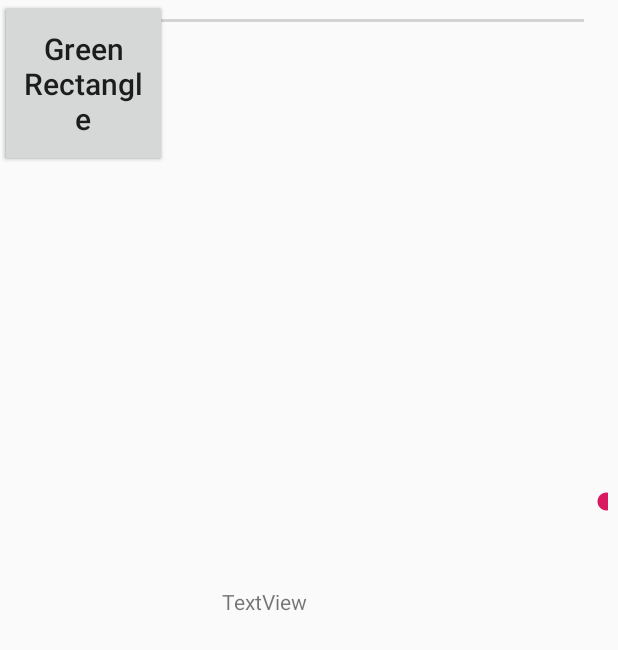
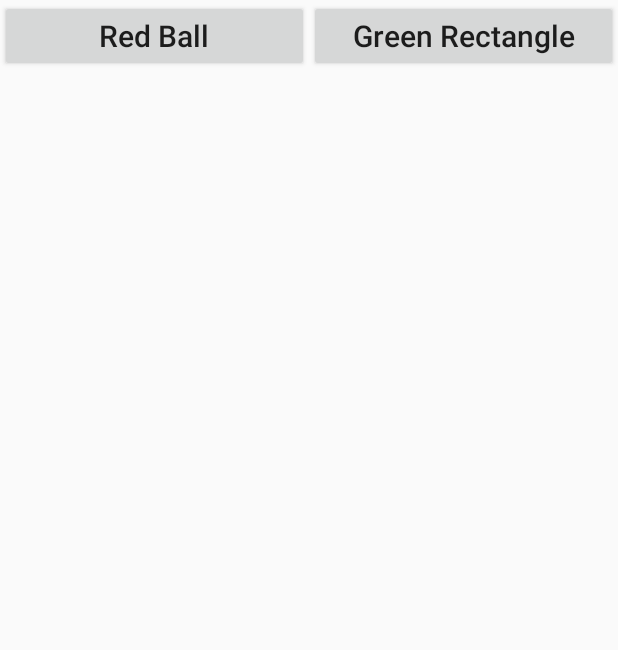
Before and after one commit to rthaiva1/Surface-View, an Android app: the layout activity_main.xml on its own in the app's theme, with its tools: preview values and no code run, on a phone screen of 412 x 824 dp. Shown: the top 650 px of the screen. Run offline under Robolectric (Android 15) with nearby library versions, the phone set to English and light mode, and no system bars.

Commit message:
Tried to implement dynamic grid

```diff
--- a/app/src/main/java/edu/binghamton/cs/surface/MainActivity.java
+++ b/app/src/main/java/edu/binghamton/cs/surface/MainActivity.java
@@ -1,10 +1,11 @@
 package edu.binghamton.cs.surface;
+
 import android.graphics.Color;
 import android.graphics.Paint;
+import android.graphics.PixelFormat;
+import android.support.v7.app.AppCompatActivity;
 import android.os.Bundle;
-import android.support.v4.widget.DrawerLayout;
-import android.support.v7.app.ActionBarDrawerToggle;
-import android.support.v7.app.AppCompatActivity;
+import android.text.Layout;
 import android.view.MotionEvent;
 import android.view.SurfaceView;
 import android.view.View;
@@ -22,9 +23,6 @@ public class MainActivity extends AppCompatActivity implements View.OnTouchListe
 
     private LinearLayout canvasLayout = null;
 
-    private DrawerLayout dl;
-    private ActionBarDrawerToggle t;
-
     MySurface customSurfaceView = null;
 
     @Override
@@ -32,9 +30,6 @@ public class MainActivity extends AppCompatActivity implements View.OnTouchListe
         super.onCreate(savedInstanceState);
         setContentView(R.layout.activity_main);
 
-
-        dl = (DrawerLayout)findViewById(R.id.draw);
-        t = new ActionBarDrawerToggle(this, dl,, );
         setTitle("SurfaceView");
 
         initControls();
--- a/app/src/main/java/edu/binghamton/cs/surface/MySurface.java
+++ b/app/src/main/java/edu/binghamton/cs/surface/MySurface.java
@@ -1,19 +1,25 @@
 package edu.binghamton.cs.surface;
 
 import android.content.Context;
+import android.graphics.Bitmap;
 import android.graphics.Canvas;
 import android.graphics.Color;
 import android.graphics.Paint;
 import android.graphics.Paint.Style;
 import android.graphics.PixelFormat;
+import android.graphics.Point;
 import android.view.SurfaceView;
 import android.view.SurfaceHolder;
+
+import java.util.ArrayList;
 
 public class MySurface extends SurfaceView implements SurfaceHolder.Callback {
     private SurfaceHolder surfaceHolder = null;
     private Paint paint = null;
     private float circleX = 0;
     private float circleY = 0;
+    private Bitmap mBitmap;
+    private ArrayList<Point> points;
 
     public MySurface(Context context) {
         super(context);
@@ -52,15 +58,20 @@ public class MySurface extends SurfaceView implements SurfaceHolder.Callback {
 
         Paint surfaceBackground = new Paint();
         // Set the surfaceview background color.
-        surfaceBackground.setColor(Color.BLACK);
+        surfaceBackground.setColor(Color.WHITE);
         // Draw the surfaceview background color.
         canvas.drawRect(0, 0, this.getWidth(), this.getHeight(), surfaceBackground);
 
+        if (mBitmap != null)
+            canvas.drawBitmap(mBitmap, 0, 0, paint);
+        for (Point p : points)
+            canvas.drawCircle(p.x, p.y, 50, paint);
+
         // Draw the circle.
-        paint.setColor(Color.RED);
-        canvas.drawCircle(circleX, circleY, 100, paint);
-
-        canvas.drawCircle(50, 50, 200, paint);
+//        paint.setColor(Color.RED);
+//        canvas.drawCircle(circleX, circleY, 100, paint);
+//
+//        canvas.drawCircle(50, 50, 200, paint);
 
         // Unlock the canvas object and post the new draw.
         surfaceHolder.unlockCanvasAndPost(canvas);
--- a/app/src/main/res/layout/activity_main.xml
+++ b/app/src/main/res/layout/activity_main.xml
@@ -4,61 +4,42 @@
     xmlns:tools="http://schemas.android.com/tools"
     android:layout_width="match_parent"
     android:layout_height="match_parent"
-    tools:context=".MainActivity"
-    android:id="@+id/draw">
+    tools:context=".MainActivity">
 
-    <SeekBar
-        android:id="@+id/seekBar"
-        android:layout_width="17dp"
-        android:layout_height="669dp"
-        android:layout_marginStart="388dp"
-        android:layout_marginLeft="388dp"
-        app:layout_constraintStart_toStartOf="parent"
-        tools:ignore="MissingConstraints"
-        tools:layout_editor_absoluteY="31dp" />
+    <LinearLayout
+        android:layout_width="match_parent"
+        android:layout_height="match_parent"
+        android:orientation="vertical">
+
+        <LinearLayout
+            android:layout_width="match_parent"
+            android:layout_height="wrap_content"
+            android:orientation="horizontal">
 
             <Button
                 android:id="@+id/redButton"
-        android:layout_width="111dp"
-        android:layout_height="111dp"
+                android:layout_width="1dp"
+                android:layout_height="wrap_content"
                 android:layout_weight="1"
                 android:text="Red Ball"
                 android:textAllCaps="false"
-        android:textSize="20dp"
-        tools:ignore="MissingConstraints"
-        tools:layout_editor_absoluteX="37dp"
-        tools:layout_editor_absoluteY="54dp" />
+                android:textSize="20dp" />
 
             <Button
                 android:id="@+id/greenButton"
-        android:layout_width="111dp"
-        android:layout_height="111dp"
+                android:layout_width="1dp"
+                android:layout_height="wrap_content"
                 android:layout_weight="1"
                 android:text="Green Rectangle"
                 android:textAllCaps="false"
-        android:textSize="20dp"
-        tools:ignore="MissingConstraints"
-        tools:layout_editor_absoluteX="223dp"
-        tools:layout_editor_absoluteY="54dp" />
+                android:textSize="20dp" />
+        </LinearLayout>
 
-    <SeekBar
-        android:id="@+id/seekBar2"
-        android:layout_width="405dp"
-        android:layout_height="27dp"
-        app:layout_constraintStart_toStartOf="parent"
-        tools:ignore="MissingConstraints"
-        tools:layout_editor_absoluteY="3dp" />
-
-    <TextView
-        android:id="@+id/textView"
-        android:layout_width="141dp"
-        android:layout_height="61dp"
-        android:layout_marginTop="324dp"
-        android:text="TextView"
-        app:layout_constraintBottom_toBottomOf="parent"
-        app:layout_constraintEnd_toEndOf="parent"
-        app:layout_constraintHorizontal_bias="0.548"
-        app:layout_constraintStart_toStartOf="parent"
-        app:layout_constraintTop_toTopOf="parent"
-        app:layout_constraintVertical_bias="0.153" />
+        <LinearLayout
+            android:id="@+id/customViewLayout"
+            android:layout_width="match_parent"
+            android:layout_height="wrap_content"
+            android:orientation="vertical">
+        </LinearLayout>
+    </LinearLayout>
 </android.support.constraint.ConstraintLayout>
```
Also changed, not shown: 4 other files. Lines whose indentation alone changed are shown as unchanged.
